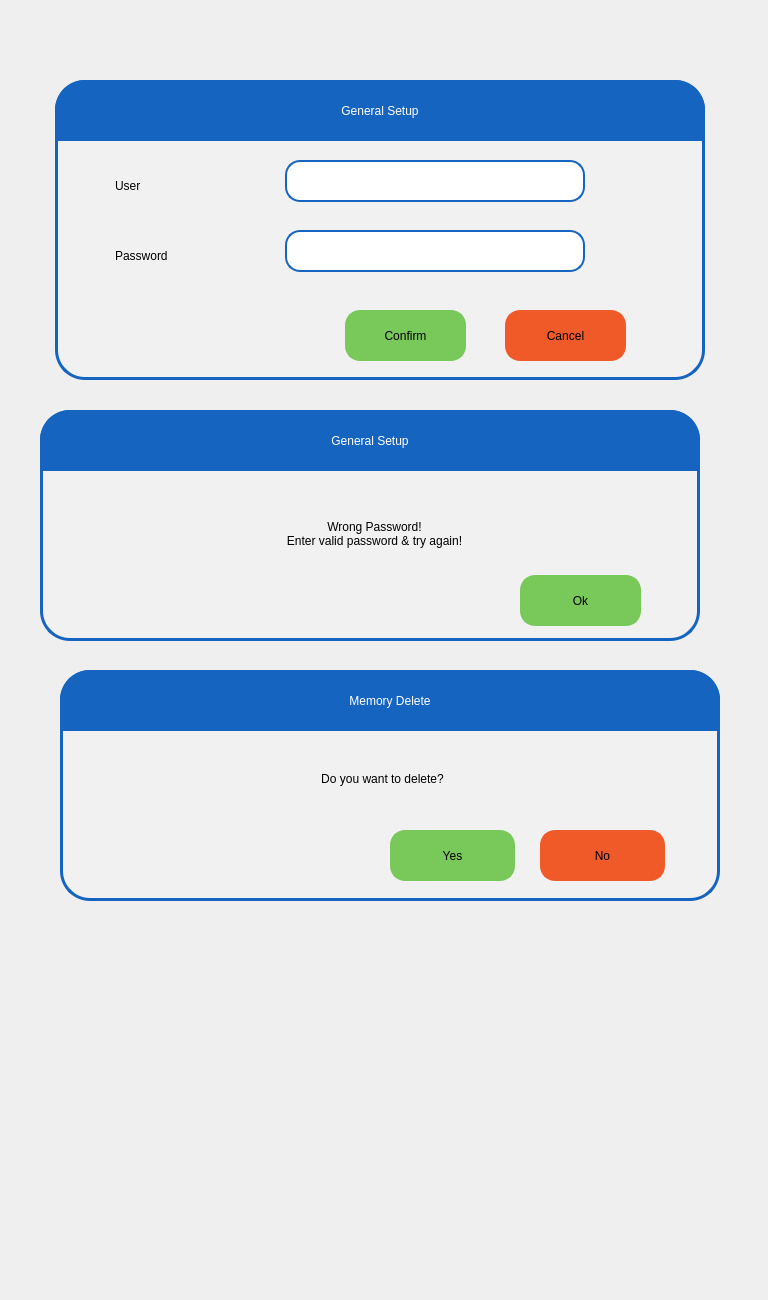
First picture: the form in pApp-22-June-2021/scheckpass.ui, repository ChandraMVE/PSSC_QT_Development, before the edit.
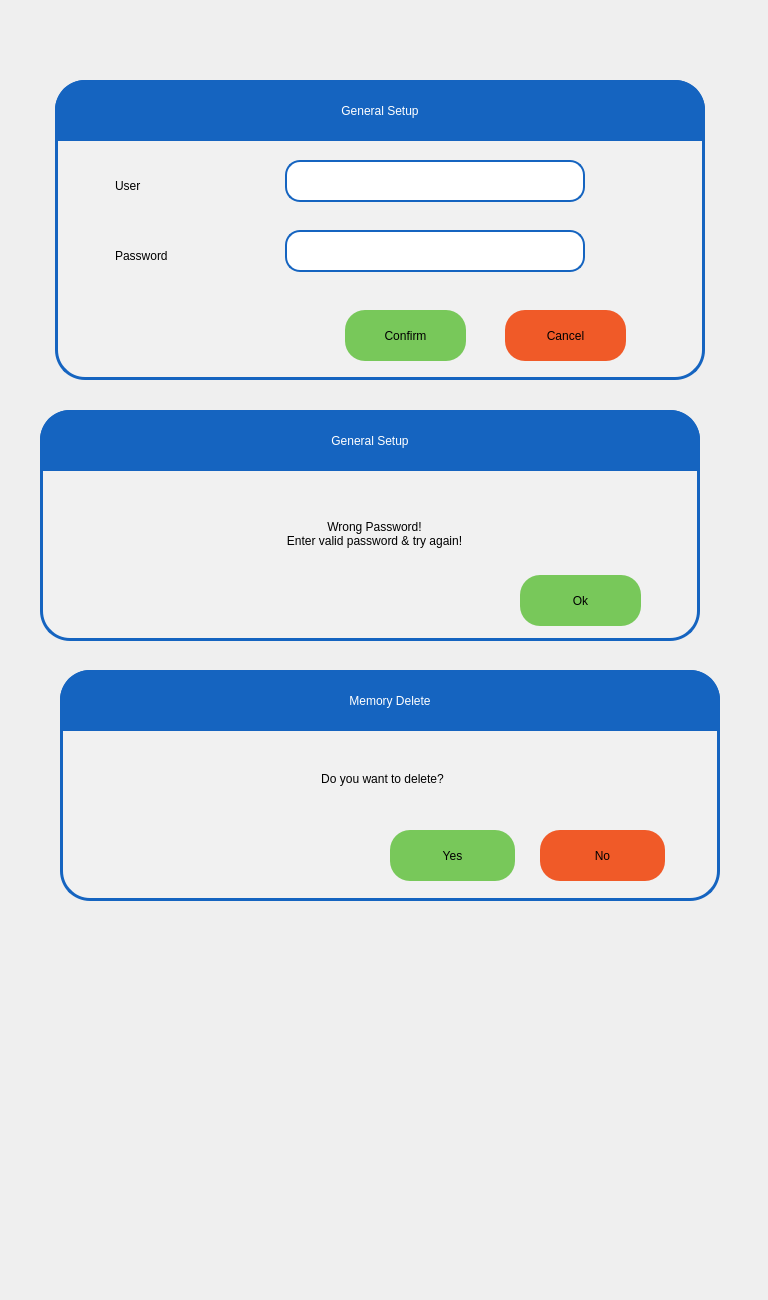
Second picture: the form after the edit. Custom widgets are drawn as their Qt base class.

Diff of the .ui file:
```diff
--- a/pApp-22-June-2021/scheckpass.ui
+++ b/pApp-22-June-2021/scheckpass.ui
@@ -138,21 +138,25 @@
     <property name="styleSheet">
      <string notr="true">QPushButton{
 background-color: rgb(120, 200, 90);
-border-width: 2px;
+/*border-width: 2px;
 border-color: rgb(120, 200, 90);
-border-style: solid;
-border-radius: 15;
+border-style: solid;*/
+border-radius: 20;
+    border: none;
+    outline: none;
 color: rgb(0, 0, 0);
-font: 75 18pt &quot;Roboto Medium&quot;;
+font: 100 18pt &quot;Roboto Medium&quot;;
 }
 QPushButton:disabled { 
-background-color: rgb(190, 190, 190);
-border-width: 2px;
-border-color: rgb(190, 190, 190);
-border-style: solid;
-border-radius: 15;
+background-color: rgb(190, 190, 190);;
+/*border-width: 2px;
+border-color: rgb(190, 190, 190);;
+border-style: solid;*/
+border-radius: 20;
+    border: none;
+    outline: none;
 color: rgb(0, 0, 0);
-font: 75 18pt &quot;Roboto Medium&quot;;
+font: 100 18pt &quot;Roboto Medium&quot;;
 }
 QPushButton:pressed {
 background-color: rgb(24, 163, 3);
@@ -165,21 +169,25 @@
 }
 QPushButton:down {
 background-color: rgb(24, 163, 3);
-border-width: 2px;
+/*border-width: 2px;
 border-color: rgb(24, 163, 3);
-border-style: solid;
-border-radius: 15;
+border-style: solid;*/
+border-radius: 20;
+    border: none;
+    outline: none;
 color: rgb(0, 0, 0);
-font: 75 18pt &quot;Roboto Medium&quot;;
+font: 100 18pt &quot;Roboto Medium&quot;;
 }
 QPushButton:default {
 background-color: rgb(241, 241, 241);
-border-width: 2px;
+/*border-width: 2px;
 border-color: rgb(241, 241, 241);
-border-style: solid;
-border-radius: 15;
+border-style: solid;*/
+border-radius: 20;
+    border: none;
+    outline: none;
 color: rgb(0, 0, 0);
-font: 75 18pt &quot;Roboto Medium&quot;;
+font: 100 18pt &quot;Roboto Medium&quot;;
 }
 </string>
     </property>
@@ -202,21 +210,25 @@
     <property name="styleSheet">
      <string notr="true">QPushButton{
 background-color: rgb(240,90,40);
-border-width: 2px;
+/*border-width: 2px;
 border-color: rgb(240,90,40);
-border-style: solid;
-border-radius: 15;
-color: rgb(0, 0, 0);
-font: 75 18pt &quot;Roboto Medium&quot;;
+border-style: solid;*/
+border-radius: 20;
+    border: none;
+    outline: none;
+color: rgb(0,0,0);
+font: 100 18pt &quot;Roboto Medium&quot;;
 }
 QPushButton:disabled { 
 background-color: rgb(190, 190, 190);
-border-width: 2px;
+/*border-width: 2px;
 border-color: rgb(190, 190, 190);
-border-style: solid;
-border-radius: 15;
+border-style: solid;*/
+    border: none;
+    outline: none;
+border-radius: 20;
 color: rgb(0, 0, 0);
-font: 75 18pt &quot;Roboto Medium&quot;;
+font: 100 18pt &quot;Roboto Medium&quot;;
 }
 QPushButton:pressed {
 background-color: rgb(194, 194, 194);
@@ -229,23 +241,26 @@
 }
 QPushButton:down {
 background-color: rgb(24, 163, 3);
-border-width: 2px;
+/*border-width: 2px;
 border-color: rgb(24, 163, 3);
-border-style: solid;
-border-radius: 15;
+border-style: solid;*/
+border-radius: 20;
+    border: none;
+    outline: none;
 color: rgb(0, 0, 0);
-font: 75 18pt &quot;Roboto Medium&quot;;
+font: 100 18pt &quot;Roboto Medium&quot;;
 }
 QPushButton:default {
 background-color: rgb(241, 241, 241);
-border-width: 2px;
+/*border-width: 2px;
 border-color: rgb(241, 241, 241);
-border-style: solid;
-border-radius: 15;
+border-style: solid;*/
+border-radius: 20;
+    border: none;
+    outline: none;
 color: rgb(0, 0, 0);
-font: 75 18pt &quot;Roboto Medium&quot;;
-}
-</string>
+font: 100 18pt &quot;Roboto Medium&quot;;
+}</string>
     </property>
     <property name="text">
      <string>Cancel</string>
@@ -400,21 +415,25 @@
     <property name="styleSheet">
      <string notr="true">QPushButton{
 background-color: rgb(120, 200, 90);
-border-width: 2px;
+/*border-width: 2px;
 border-color: rgb(120, 200, 90);
-border-style: solid;
-border-radius: 15;
+border-style: solid;*/
+border-radius: 20;
+    border: none;
+    outline: none;
 color: rgb(0, 0, 0);
-font: 75 18pt &quot;Roboto Medium&quot;;
+font: 100 18pt &quot;Roboto Medium&quot;;
 }
 QPushButton:disabled { 
-background-color: rgb(190, 190, 190);
-border-width: 2px;
-border-color: rgb(190, 190, 190);
-border-style: solid;
-border-radius: 15;
+background-color: rgb(190, 190, 190);;
+/*border-width: 2px;
+border-color: rgb(190, 190, 190);;
+border-style: solid;*/
+border-radius: 20;
+    border: none;
+    outline: none;
 color: rgb(0, 0, 0);
-font: 75 18pt &quot;Roboto Medium&quot;;
+font: 100 18pt &quot;Roboto Medium&quot;;
 }
 QPushButton:pressed {
 background-color: rgb(24, 163, 3);
@@ -427,21 +446,25 @@
 }
 QPushButton:down {
 background-color: rgb(24, 163, 3);
-border-width: 2px;
+/*border-width: 2px;
 border-color: rgb(24, 163, 3);
-border-style: solid;
-border-radius: 15;
+border-style: solid;*/
+border-radius: 20;
+    border: none;
+    outline: none;
 color: rgb(0, 0, 0);
-font: 75 18pt &quot;Roboto Medium&quot;;
+font: 100 18pt &quot;Roboto Medium&quot;;
 }
 QPushButton:default {
 background-color: rgb(241, 241, 241);
-border-width: 2px;
+/*border-width: 2px;
 border-color: rgb(241, 241, 241);
-border-style: solid;
-border-radius: 15;
+border-style: solid;*/
+border-radius: 20;
+    border: none;
+    outline: none;
 color: rgb(0, 0, 0);
-font: 75 18pt &quot;Roboto Medium&quot;;
+font: 100 18pt &quot;Roboto Medium&quot;;
 }
 </string>
     </property>
@@ -543,21 +566,25 @@
     <property name="styleSheet">
      <string notr="true">QPushButton{
 background-color: rgb(120, 200, 90);
-border-width: 2px;
+/*border-width: 2px;
 border-color: rgb(120, 200, 90);
-border-style: solid;
-border-radius: 15;
+border-style: solid;*/
+border-radius: 20;
+    border: none;
+    outline: none;
 color: rgb(0, 0, 0);
-font: 75 18pt &quot;Roboto Medium&quot;;
+font: 100 18pt &quot;Roboto Medium&quot;;
 }
 QPushButton:disabled { 
-background-color: rgb(190, 190, 190);
-border-width: 2px;
-border-color: rgb(190, 190, 190);
-border-style: solid;
-border-radius: 15;
+background-color: rgb(190, 190, 190);;
+/*border-width: 2px;
+border-color: rgb(190, 190, 190);;
+border-style: solid;*/
+border-radius: 20;
+    border: none;
+    outline: none;
 color: rgb(0, 0, 0);
-font: 75 18pt &quot;Roboto Medium&quot;;
+font: 100 18pt &quot;Roboto Medium&quot;;
 }
 QPushButton:pressed {
 background-color: rgb(24, 163, 3);
@@ -570,21 +597,25 @@
 }
 QPushButton:down {
 background-color: rgb(24, 163, 3);
-border-width: 2px;
+/*border-width: 2px;
 border-color: rgb(24, 163, 3);
-border-style: solid;
-border-radius: 15;
+border-style: solid;*/
+border-radius: 20;
+    border: none;
+    outline: none;
 color: rgb(0, 0, 0);
-font: 75 18pt &quot;Roboto Medium&quot;;
+font: 100 18pt &quot;Roboto Medium&quot;;
 }
 QPushButton:default {
 background-color: rgb(241, 241, 241);
-border-width: 2px;
+/*border-width: 2px;
 border-color: rgb(241, 241, 241);
-border-style: solid;
-border-radius: 15;
+border-style: solid;*/
+border-radius: 20;
+    border: none;
+    outline: none;
 color: rgb(0, 0, 0);
-font: 75 18pt &quot;Roboto Medium&quot;;
+font: 100 18pt &quot;Roboto Medium&quot;;
 }
 </string>
     </property>
@@ -607,21 +638,25 @@
     <property name="styleSheet">
      <string notr="true">QPushButton{
 background-color: rgb(240,90,40);
-border-width: 2px;
+/*border-width: 2px;
 border-color: rgb(240,90,40);
-border-style: solid;
-border-radius: 15;
-color: rgb(0, 0, 0);
-font: 75 18pt &quot;Roboto Medium&quot;;
+border-style: solid;*/
+border-radius: 20;
+    border: none;
+    outline: none;
+color: rgb(0,0,0);
+font: 100 18pt &quot;Roboto Medium&quot;;
 }
 QPushButton:disabled { 
 background-color: rgb(190, 190, 190);
-border-width: 2px;
+/*border-width: 2px;
 border-color: rgb(190, 190, 190);
-border-style: solid;
-border-radius: 15;
+border-style: solid;*/
+    border: none;
+    outline: none;
+border-radius: 20;
 color: rgb(0, 0, 0);
-font: 75 18pt &quot;Roboto Medium&quot;;
+font: 100 18pt &quot;Roboto Medium&quot;;
 }
 QPushButton:pressed {
 background-color: rgb(194, 194, 194);
@@ -634,23 +669,26 @@
 }
 QPushButton:down {
 background-color: rgb(24, 163, 3);
-border-width: 2px;
+/*border-width: 2px;
 border-color: rgb(24, 163, 3);
-border-style: solid;
-border-radius: 15;
+border-style: solid;*/
+border-radius: 20;
+    border: none;
+    outline: none;
 color: rgb(0, 0, 0);
-font: 75 18pt &quot;Roboto Medium&quot;;
+font: 100 18pt &quot;Roboto Medium&quot;;
 }
 QPushButton:default {
 background-color: rgb(241, 241, 241);
-border-width: 2px;
+/*border-width: 2px;
 border-color: rgb(241, 241, 241);
-border-style: solid;
-border-radius: 15;
+border-style: solid;*/
+border-radius: 20;
+    border: none;
+    outline: none;
 color: rgb(0, 0, 0);
-font: 75 18pt &quot;Roboto Medium&quot;;
-}
-</string>
+font: 100 18pt &quot;Roboto Medium&quot;;
+}</string>
     </property>
     <property name="text">
      <string>No</string>
```
Left out of the diff: 58 changed lines with no effect on the pictures.
